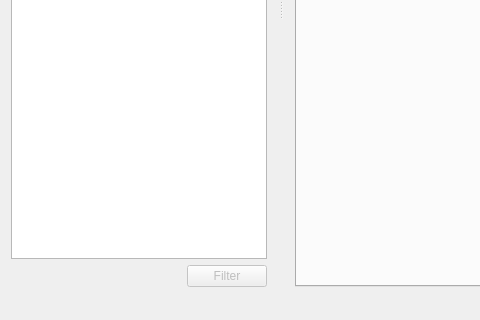
This is mainwindow.ui in BugenZhao/MTAnalyzer as Qt 5 draws it before an edit; both pictures show x 0 to 480 and y 280 to 600 of the 800 by 600 pixel window. The edited form follows.
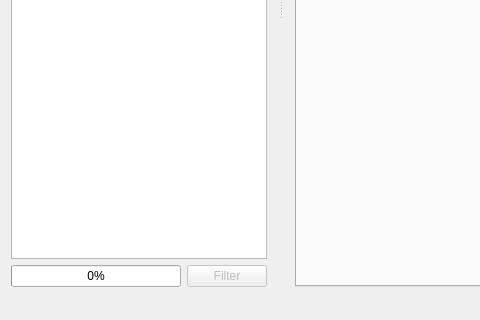
This is the edited form. The open tabs and pages were chosen to show the change.

```diff
--- a/mainwindow.ui
+++ b/mainwindow.ui
@@ -123,17 +123,14 @@
             <number>0</number>
            </property>
            <item>
-            <spacer name="horizontalSpacer">
-             <property name="orientation">
-              <enum>Qt::Horizontal</enum>
+            <widget class="QProgressBar" name="progressBar">
+             <property name="maximum">
+              <number>100</number>
              </property>
-             <property name="sizeHint" stdset="0">
-              <size>
-               <width>40</width>
-               <height>20</height>
-              </size>
+             <property name="value">
+              <number>0</number>
              </property>
-            </spacer>
+            </widget>
            </item>
            <item>
             <widget class="QPushButton" name="filterButton">
```
Left out of the diff: 2 changed lines with no effect on the pictures.
